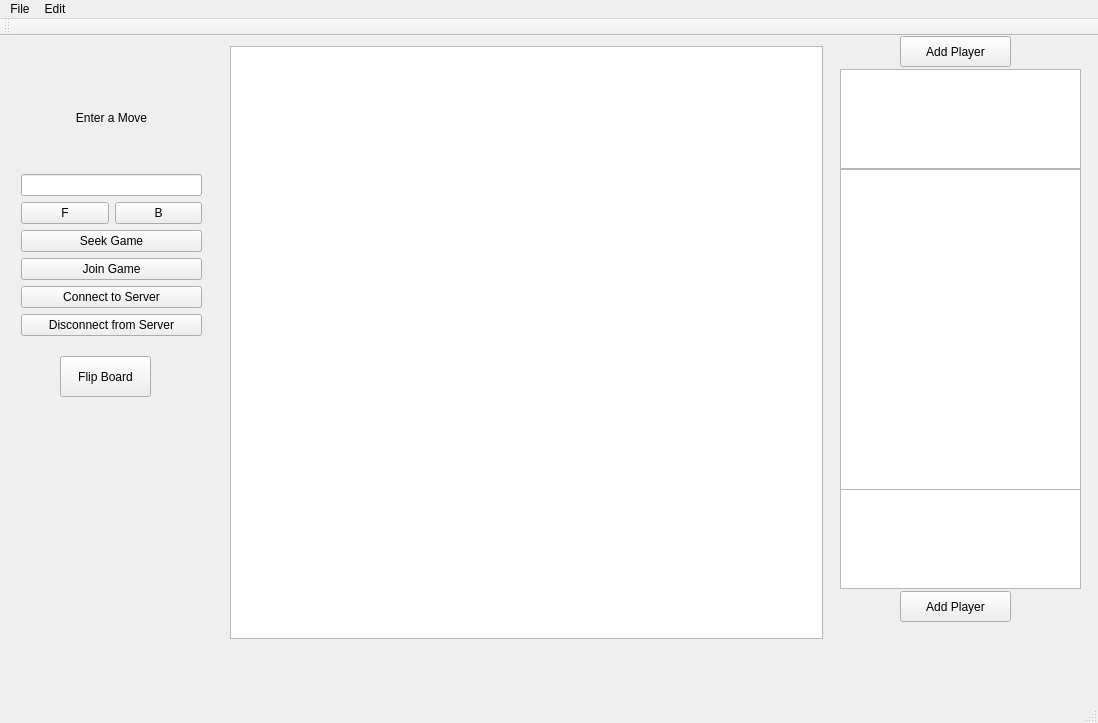
The window that mainwindow.ui (Vastas96/Chess_gui) describes before a commit, drawn with Qt 5.
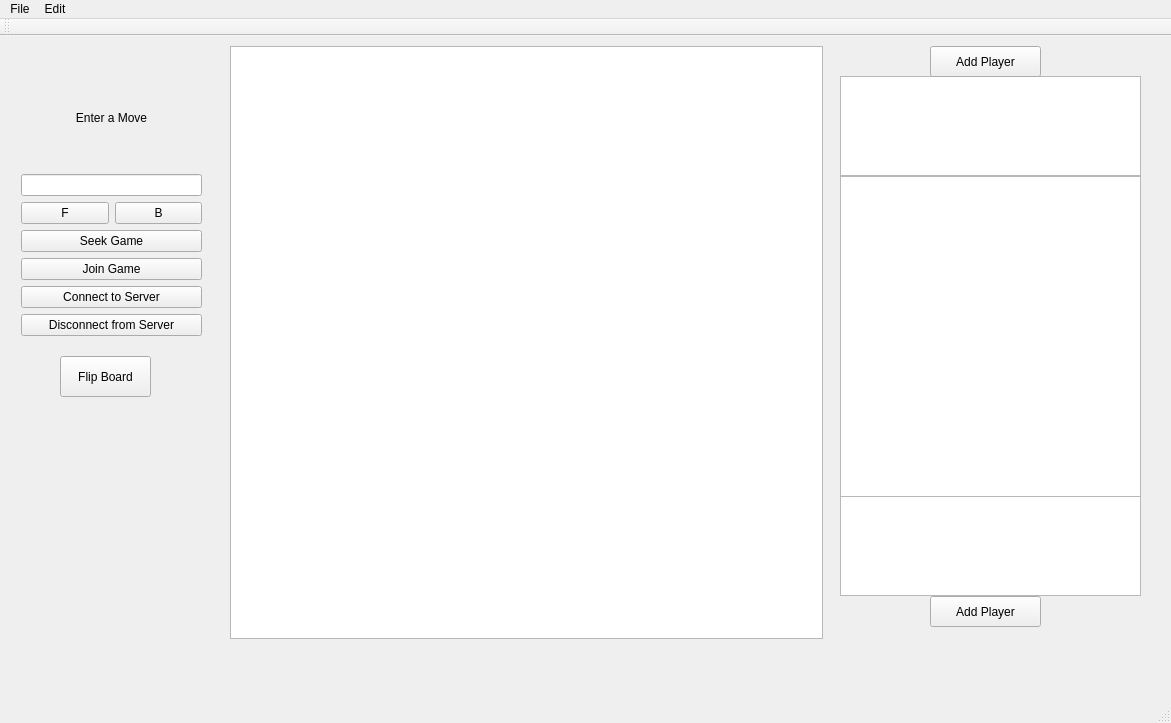
The same window after the commit. Icons and pictures are not drawn.

Diff of the .ui file:
```diff
--- a/mainwindow.ui
+++ b/mainwindow.ui
@@ -6,7 +6,7 @@
    <rect>
     <x>0</x>
     <y>0</y>
-    <width>1098</width>
+    <width>1171</width>
     <height>723</height>
    </rect>
   </property>
@@ -28,8 +28,8 @@
     <property name="geometry">
      <rect>
       <x>840</x>
-      <y>33</y>
-      <width>241</width>
+      <y>40</y>
+      <width>301</width>
       <height>100</height>
      </rect>
     </property>
@@ -38,8 +38,8 @@
     <property name="geometry">
      <rect>
       <x>840</x>
-      <y>453</y>
-      <width>241</width>
+      <y>460</y>
+      <width>301</width>
       <height>100</height>
      </rect>
     </property>
@@ -47,8 +47,8 @@
    <widget class="QPushButton" name="pushButton_5">
     <property name="geometry">
      <rect>
-      <x>900</x>
-      <y>0</y>
+      <x>930</x>
+      <y>10</y>
       <width>111</width>
       <height>31</height>
      </rect>
@@ -60,8 +60,8 @@
    <widget class="QPushButton" name="pushButton_6">
     <property name="geometry">
      <rect>
-      <x>900</x>
-      <y>555</y>
+      <x>930</x>
+      <y>560</y>
       <width>111</width>
       <height>31</height>
      </rect>
@@ -74,8 +74,8 @@
     <property name="geometry">
      <rect>
       <x>840</x>
-      <y>133</y>
-      <width>241</width>
+      <y>140</y>
+      <width>301</width>
       <height>321</height>
      </rect>
     </property>
@@ -190,7 +190,7 @@
     <rect>
      <x>0</x>
      <y>0</y>
-     <width>1098</width>
+     <width>1171</width>
      <height>26</height>
     </rect>
    </property>
```
